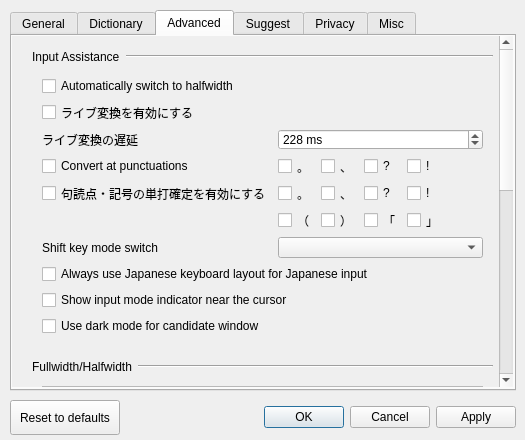
Above: src/gui/config_dialog/config_dialog.ui from Masterisk-F/fcitx-mozkey before the change. Below: the same form after it.
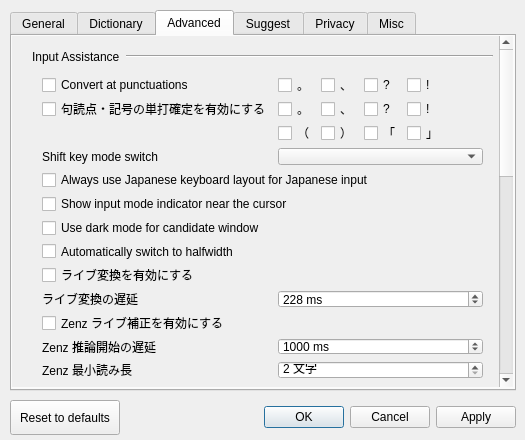
That is the form after the change. The open tabs and pages were chosen to show the change. Custom widgets are drawn as their Qt base class.

Commit message:
Add local Zenz correction and feedback learning
Adds asynchronous Zenz live correction through a local scorer, local feedback learning, candidate promotion, config UI controls, feedback management UI, bundled runtime packaging, and README updates.

The edit to the form file:
```diff
--- a/src/gui/config_dialog/config_dialog.ui
+++ b/src/gui/config_dialog/config_dialog.ui
@@ -669,7 +669,7 @@
          <x>0</x>
          <y>0</y>
          <width>485</width>
-         <height>805</height>
+         <height>895</height>
         </rect>
        </property>
        <widget class="QWidget" name="horizontalLayoutWidget_2">
@@ -710,11 +710,11 @@
           <x>30</x>
           <y>40</y>
           <width>441</width>
-          <height>260</height>
+          <height>350</height>
          </rect>
         </property>
         <layout class="QGridLayout" name="gridLayout_9">
-         <item row="0" column="0" colspan="8">
+         <item row="7" column="0" colspan="8">
           <widget class="QCheckBox" name="autoSwitchCompositionMode">
            <property name="text">
             <string>Automatically switch to halfwidth</string>
@@ -722,7 +722,7 @@
           </widget>
          </item>
 
-         <item row="1" column="0" colspan="8">
+         <item row="8" column="0" colspan="8">
           <widget class="QCheckBox" name="liveConversionCheckBox">
            <property name="toolTip">
             <string>入力中の未確定文字列を、文字が入力されるたびに自動で変換します。</string>
@@ -733,7 +733,7 @@
           </widget>
          </item>
 
-         <item row="2" column="0" colspan="3">
+         <item row="9" column="0" colspan="3">
           <widget class="QLabel" name="liveConversionDelayLabel">
            <property name="toolTip">
             <string>文字入力後、ライブ変換を開始するまでの待ち時間です。0 ms にすると即時変換します。</string>
@@ -743,7 +743,7 @@
            </property>
           </widget>
          </item>
-         <item row="2" column="3" colspan="5">
+         <item row="9" column="3" colspan="5">
           <widget class="QSpinBox" name="liveConversionDelaySpinBox">
            <property name="toolTip">
             <string>文字入力後、ライブ変換を開始するまでの待ち時間です。0 ms にすると即時変換します。</string>
@@ -769,14 +769,14 @@
           </widget>
          </item>
 
-         <item row="3" column="0" colspan="3">
+         <item row="0" column="0" colspan="3">
           <widget class="QCheckBox" name="useAutoConversion">
            <property name="text">
             <string>Convert at punctuations</string>
            </property>
           </widget>
          </item>
-         <item row="3" column="3">
+         <item row="0" column="3">
           <widget class="QCheckBox" name="kutenCheckBox">
            <property name="maximumSize">
             <size>
@@ -789,7 +789,7 @@
            </property>
           </widget>
          </item>
-         <item row="3" column="4">
+         <item row="0" column="4">
           <widget class="QCheckBox" name="toutenCheckBox">
            <property name="maximumSize">
             <size>
@@ -802,7 +802,7 @@
            </property>
           </widget>
          </item>
-         <item row="3" column="5">
+         <item row="0" column="5">
           <widget class="QCheckBox" name="questionMarkCheckBox">
            <property name="maximumSize">
             <size>
@@ -815,7 +815,7 @@
            </property>
           </widget>
          </item>
-         <item row="3" column="6">
+         <item row="0" column="6">
           <widget class="QCheckBox" name="exclamationMarkCheckBox">
            <property name="maximumSize">
             <size>
@@ -829,14 +829,14 @@
           </widget>
          </item>
 
-         <item row="4" column="0" colspan="3">
+         <item row="1" column="0" colspan="3">
           <widget class="QCheckBox" name="useDirectCommit">
            <property name="text">
             <string>句読点・記号の単打確定を有効にする</string>
            </property>
           </widget>
          </item>
-         <item row="4" column="3">
+         <item row="1" column="3">
           <widget class="QCheckBox" name="directCommitKutenCheckBox">
            <property name="maximumSize">
             <size>
@@ -849,7 +849,7 @@
            </property>
           </widget>
          </item>
-         <item row="4" column="4">
+         <item row="1" column="4">
           <widget class="QCheckBox" name="directCommitToutenCheckBox">
            <property name="maximumSize">
             <size>
@@ -862,7 +862,7 @@
            </property>
           </widget>
          </item>
-         <item row="4" column="5">
+         <item row="1" column="5">
           <widget class="QCheckBox" name="directCommitQuestionMarkCheckBox">
            <property name="maximumSize">
             <size>
@@ -875,7 +875,7 @@
            </property>
           </widget>
          </item>
-         <item row="4" column="6">
+         <item row="1" column="6">
           <widget class="QCheckBox" name="directCommitExclamationMarkCheckBox">
            <property name="maximumSize">
             <size>
@@ -889,7 +889,7 @@
           </widget>
          </item>
 
-         <item row="5" column="0" colspan="3">
+         <item row="2" column="0" colspan="3">
           <spacer name="horizontalSpacer_directCommit">
            <property name="orientation">
             <enum>Qt::Horizontal</enum>
@@ -902,7 +902,7 @@
            </property>
           </spacer>
          </item>
-         <item row="5" column="3">
+         <item row="2" column="3">
           <widget class="QCheckBox" name="directCommitOpenParenthesisCheckBox">
            <property name="maximumSize">
             <size>
@@ -915,7 +915,7 @@
            </property>
           </widget>
          </item>
-         <item row="5" column="4">
+         <item row="2" column="4">
           <widget class="QCheckBox" name="directCommitCloseParenthesisCheckBox">
            <property name="maximumSize">
             <size>
@@ -928,7 +928,7 @@
            </property>
           </widget>
          </item>
-         <item row="5" column="5">
+         <item row="2" column="5">
           <widget class="QCheckBox" name="directCommitOpenBracketCheckBox">
            <property name="maximumSize">
             <size>
@@ -941,7 +941,7 @@
            </property>
           </widget>
          </item>
-         <item row="5" column="6">
+         <item row="2" column="6">
           <widget class="QCheckBox" name="directCommitCloseBracketCheckBox">
            <property name="maximumSize">
             <size>
@@ -955,14 +955,14 @@
           </widget>
          </item>
 
-         <item row="6" column="0" colspan="3">
+         <item row="3" column="0" colspan="3">
           <widget class="QLabel" name="autoCorrectionLable_3">
            <property name="text">
             <string>Shift key mode switch</string>
            </property>
           </widget>
          </item>
-         <item row="6" column="3" colspan="5">
+         <item row="3" column="3" colspan="5">
           <widget class="QComboBox" name="shiftKeyModeSwitchComboBox">
            <property name="minimumSize">
             <size>
@@ -973,7 +973,7 @@
           </widget>
          </item>
 
-         <item row="7" column="0" colspan="8">
+         <item row="4" column="0" colspan="8">
           <widget class="QCheckBox" name="useJapaneseLayout">
            <property name="enabled">
             <bool>true</bool>
@@ -983,7 +983,7 @@
            </property>
           </widget>
          </item>
-         <item row="8" column="0" colspan="8">
+         <item row="5" column="0" colspan="8">
           <widget class="QCheckBox" name="useModeIndicator">
            <property name="enabled">
             <bool>true</bool>
@@ -993,7 +993,7 @@
            </property>
           </widget>
          </item>
-         <item row="9" column="0" colspan="8">
+         <item row="6" column="0" colspan="8">
           <widget class="QCheckBox" name="useDarkModeCandidateWindow">
            <property name="enabled">
             <bool>true</bool>
@@ -1003,13 +1003,121 @@
            </property>
           </widget>
          </item>
+
+         <item row="10" column="0" colspan="8">
+          <widget class="QCheckBox" name="zenzLiveCorrectionCheckBox">
+           <property name="toolTip">
+            <string>ライブ変換結果に対して、ローカルの Zenz モデルで文脈補正を行います。</string>
+           </property>
+           <property name="text">
+            <string>Zenz ライブ補正を有効にする</string>
+           </property>
+          </widget>
+         </item>
+
+         <item row="11" column="0" colspan="3">
+          <widget class="QLabel" name="zenzLiveCorrectionDelayLabel">
+           <property name="toolTip">
+            <string>ライブ変換後、Zenz 推論を開始するまでの待ち時間です。</string>
+           </property>
+           <property name="text">
+            <string>Zenz 推論開始の遅延</string>
+           </property>
+          </widget>
+         </item>
+         <item row="11" column="3" colspan="5">
+          <widget class="QSpinBox" name="zenzLiveCorrectionDelaySpinBox">
+           <property name="toolTip">
+            <string>ライブ変換後、Zenz 推論を開始するまでの待ち時間です。0 ms にすると即時推論します。</string>
+           </property>
+           <property name="minimum">
+            <number>0</number>
+           </property>
+           <property name="maximum">
+            <number>5000</number>
+           </property>
+           <property name="singleStep">
+            <number>100</number>
+           </property>
+           <property name="value">
+            <number>1000</number>
+           </property>
+           <property name="suffix">
+            <string> ms</string>
+           </property>
+           <property name="specialValueText">
+            <string>即時</string>
+           </property>
+          </widget>
+         </item>
+         <item row="12" column="0" colspan="3">
+          <widget class="QLabel" name="zenzLiveCorrectionMinKeyLengthLabel">
+           <property name="toolTip">
+            <string>Zenz 推論を許可する最小読み長です。短くすると補正機会は増えますが、誤補正も増える可能性があります。</string>
+           </property>
+           <property name="text">
+            <string>Zenz 最小読み長</string>
+           </property>
+          </widget>
+         </item>
+         <item row="12" column="3" colspan="5">
+          <widget class="QSpinBox" name="zenzLiveCorrectionMinKeyLengthSpinBox">
+           <property name="toolTip">
+            <string>Zenz 推論を許可する最小読み長です。</string>
+           </property>
+           <property name="minimum">
+            <number>2</number>
+           </property>
+           <property name="maximum">
+            <number>20</number>
+           </property>
+           <property name="singleStep">
+            <number>1</number>
+           </property>
+           <property name="value">
+            <number>2</number>
+           </property>
+           <property name="suffix">
+            <string> 文字</string>
+           </property>
+          </widget>
+         </item>
+
+         <item row="13" column="0" colspan="8">
+          <widget class="QCheckBox" name="zenzFeedbackLearningCheckBox">
+           <property name="toolTip">
+            <string>Zenz 補正結果の採用/却下をローカル TSV に記録し、次回以降の補正判断に使用します。</string>
+           </property>
+           <property name="text">
+            <string>Zenz 補正結果をローカル学習する</string>
+           </property>
+          </widget>
+         </item>
+
+         <item row="14" column="0" colspan="3">
+          <widget class="QLabel" name="zenzFeedbackDataLabel">
+           <property name="text">
+            <string>Zenz 学習データ</string>
+           </property>
+          </widget>
+         </item>
+         <item row="14" column="3" colspan="5">
+          <widget class="QPushButton" name="editZenzFeedbackButton">
+           <property name="toolTip">
+            <string>Zenz 学習データを安全な管理画面で表示し、インポート、エクスポート、エントリ削除を行います。</string>
+           </property>
+           <property name="text">
+            <string>管理...</string>
+           </property>
+          </widget>
+         </item>
         </layout>
        </widget>
        <widget class="QWidget" name="horizontalLayoutWidget_3">
         <property name="geometry">
          <rect>
           <x>20</x>
-          <y>320</y>
+          <y>410</y>
           <width>461</width>
           <height>21</height>
          </rect>
@@ -1041,7 +1149,7 @@
         <property name="geometry">
          <rect>
           <x>30</x>
-          <y>350</y>
+          <y>440</y>
           <width>441</width>
           <height>141</height>
          </rect>
```
Left out of the diff: 15 changed lines with no effect on the pictures. The commit also changes 55 other files.
